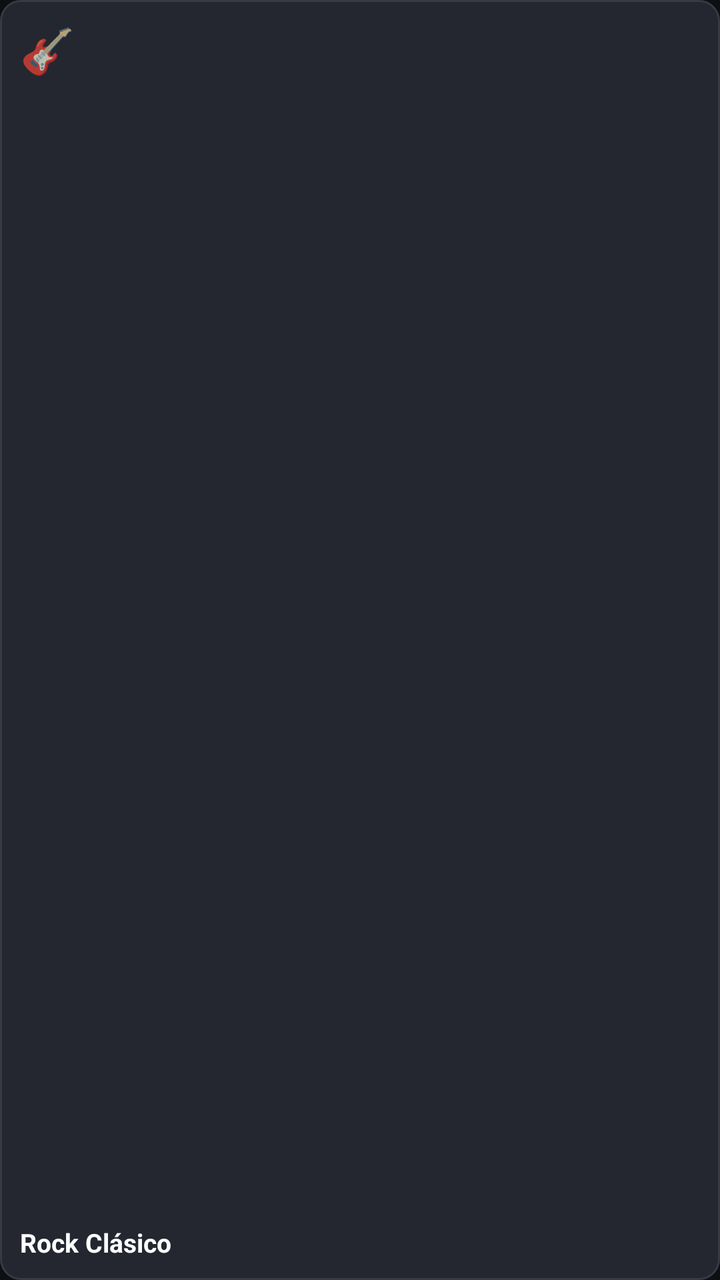
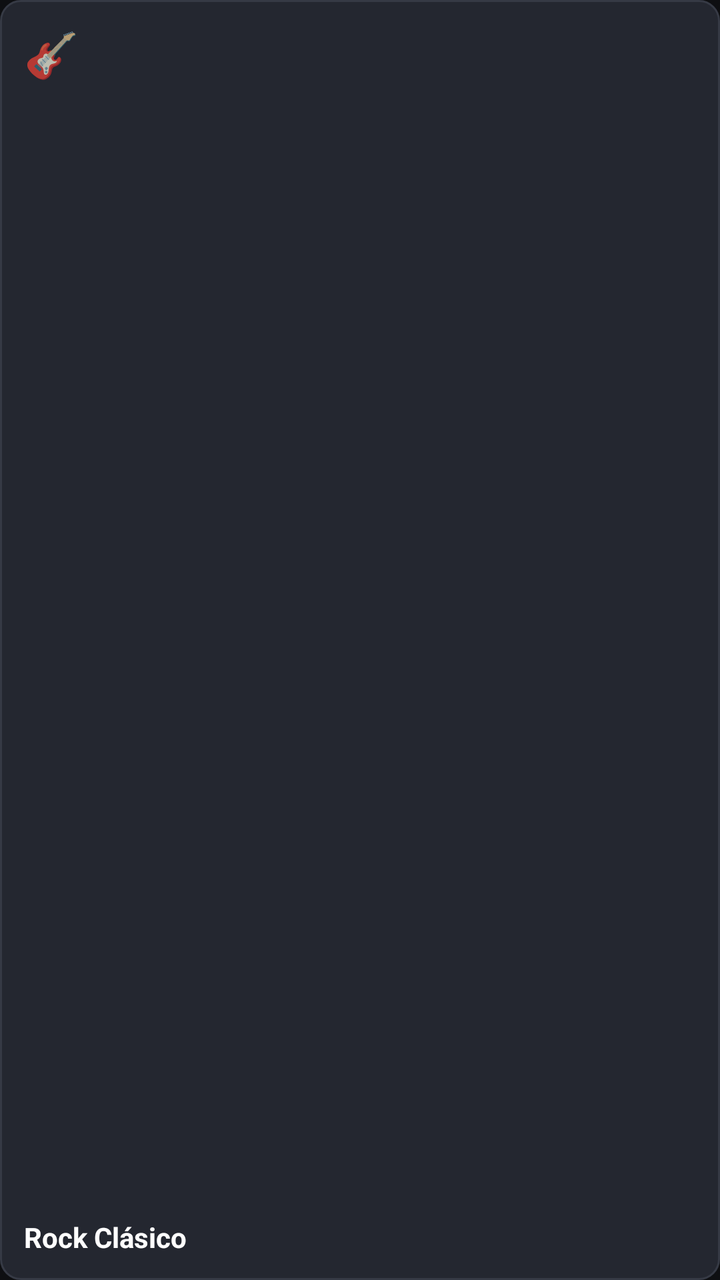

Screens rendered from an Android XML layout before and after an edit, with the pre-edit source and the edit as a unified diff.
<!-- AndroidManifest.xml: application theme Theme.RiffboxTV -->
<!-- res/layout/item_music_category.xml -->
<?xml version="1.0" encoding="utf-8"?>
<androidx.constraintlayout.widget.ConstraintLayout xmlns:android="http://schemas.android.com/apk/res/android"
    xmlns:app="http://schemas.android.com/apk/res-auto"
    android:layout_width="140dp"
    android:layout_height="80dp"
    android:layout_marginEnd="12dp"
    android:background="@drawable/bg_category_card"
    android:clickable="true"
    android:focusable="true"
    android:foreground="@drawable/selector_item_focus"
    android:padding="10dp">

    <TextView
        android:id="@+id/categoryIcon"
        android:layout_width="wrap_content"
        android:layout_height="wrap_content"
        android:text="🎸"
        android:textSize="22sp"
        app:layout_constraintStart_toStartOf="parent"
        app:layout_constraintTop_toTopOf="parent" />

    <TextView
        android:id="@+id/categoryTitle"
        android:layout_width="0dp"
        android:layout_height="wrap_content"
        android:ellipsize="end"
        android:maxLines="2"
        android:text="Rock Clásico"
        android:textColor="@color/text_primary"
        android:textSize="13sp"
        android:textStyle="bold"
        app:layout_constraintBottom_toBottomOf="parent"
        app:layout_constraintEnd_toEndOf="parent"
        app:layout_constraintStart_toStartOf="parent" />

</androidx.constraintlayout.widget.ConstraintLayout>
<!-- resources referenced by this layout -->
<resources>
  <color name="text_primary">#FFFFFF</color>
  <!-- drawable bg_category_card (drawable) -->
  <?xml version="1.0" encoding="utf-8"?>
  <shape xmlns:android="http://schemas.android.com/apk/res/android"
      android:shape="rectangle">
      <corners android:radius="10dp" />
      <solid android:color="#242730" />
      <stroke android:width="1dp" android:color="#363A45" />
  </shape>
  <!-- drawable selector_item_focus (drawable) -->
  <?xml version="1.0" encoding="utf-8"?>
  <selector xmlns:android="http://schemas.android.com/apk/res/android">
      <item android:state_focused="true">
          <shape android:shape="rectangle">
              <solid android:color="@color/accent_orange" />
              <corners android:radius="10dp" />
              <stroke android:width="2dp" android:color="#FFF" />
          </shape>
      </item>
      <item android:state_selected="true">
          <shape android:shape="rectangle">
              <solid android:color="@color/accent_crimson" />
              <corners android:radius="10dp" />
          </shape>
      </item>
      <item>
          <shape android:shape="rectangle">
              <solid android:color="@color/bg_item" />
              <corners android:radius="10dp" />
          </shape>
      </item>
  </selector>
  <style name="Theme.RiffboxTV" parent="Theme.MaterialComponents.NoActionBar">
          <item name="android:windowBackground">@color/bg_main</item>
          <item name="android:windowNoTitle">true</item>
          <item name="android:windowFullscreen">true</item>
          <item name="colorPrimary">@color/accent_orange</item>
          <item name="colorSecondary">@color/accent_cyan</item>
          <item name="android:statusBarColor">@color/bg_main</item>
          <item name="android:navigationBarColor">@color/bg_main</item>
      </style>
  <color name="accent_orange">#FF6B2B</color>
  <color name="accent_crimson">#E6264A</color>
  <color name="bg_item">#1F2228</color>
  <color name="bg_main">#0E0F12</color>
  <color name="accent_cyan">#00E5FF</color>
</resources>

<!-- the commit's change to res/layout/item_music_category.xml (unified diff, before → after) -->
@@ -7,8 +7,8 @@
     android:background="@drawable/bg_category_card"
     android:clickable="true"
     android:focusable="true"
-    android:foreground="@drawable/selector_item_focus"
-    android:padding="10dp">
+    android:foreground="@drawable/selector_card_focus"
+    android:padding="12dp">
 
     <TextView
         android:id="@+id/categoryIcon"
@@ -26,8 +26,8 @@
         android:ellipsize="end"
         android:maxLines="2"
         android:text="Rock Clásico"
-        android:textColor="@color/text_primary"
-        android:textSize="13sp"
+        android:textColor="#FFFFFF"
+        android:textSize="14sp"
         android:textStyle="bold"
         app:layout_constraintBottom_toBottomOf="parent"
         app:layout_constraintEnd_toEndOf="parent"
<!-- resource entries referenced after the edit -->
@@ -1,6 +1,5 @@
 <!-- resources referenced by this layout -->
 <resources>
-  <color name="text_primary">#FFFFFF</color>
   <!-- drawable bg_category_card (drawable) -->
   <?xml version="1.0" encoding="utf-8"?>
   <shape xmlns:android="http://schemas.android.com/apk/res/android"
@@ -9,28 +8,23 @@
       <solid android:color="#242730" />
       <stroke android:width="1dp" android:color="#363A45" />
   </shape>
-  <!-- drawable selector_item_focus (drawable) -->
+  <!-- drawable selector_card_focus (drawable) -->
   <?xml version="1.0" encoding="utf-8"?>
   <selector xmlns:android="http://schemas.android.com/apk/res/android">
       <item android:state_focused="true">
           <shape android:shape="rectangle">
-              <solid android:color="@color/accent_orange" />
-              <corners android:radius="10dp" />
-              <stroke android:width="2dp" android:color="#FFF" />
+              <corners android:radius="12dp" />
+              <stroke android:width="3dp" android:color="@color/accent_orange" />
+              <solid android:color="#26FF6B2B" />
           </shape>
       </item>
-      <item android:state_selected="true">
+      <item android:state_pressed="true">
           <shape android:shape="rectangle">
-              <solid android:color="@color/accent_crimson" />
-              <corners android:radius="10dp" />
+              <corners android:radius="12dp" />
+              <solid android:color="#33FFFFFF" />
           </shape>
       </item>
-      <item>
-          <shape android:shape="rectangle">
-              <solid android:color="@color/bg_item" />
-              <corners android:radius="10dp" />
-          </shape>
-      </item>
+      <item android:drawable="@android:color/transparent" />
   </selector>
   <style name="Theme.RiffboxTV" parent="Theme.MaterialComponents.NoActionBar">
           <item name="android:windowBackground">@color/bg_main</item>
@@ -42,8 +36,6 @@
           <item name="android:navigationBarColor">@color/bg_main</item>
       </style>
   <color name="accent_orange">#FF6B2B</color>
-  <color name="accent_crimson">#E6264A</color>
-  <color name="bg_item">#1F2228</color>
   <color name="bg_main">#0E0F12</color>
   <color name="accent_cyan">#00E5FF</color>
 </resources>
